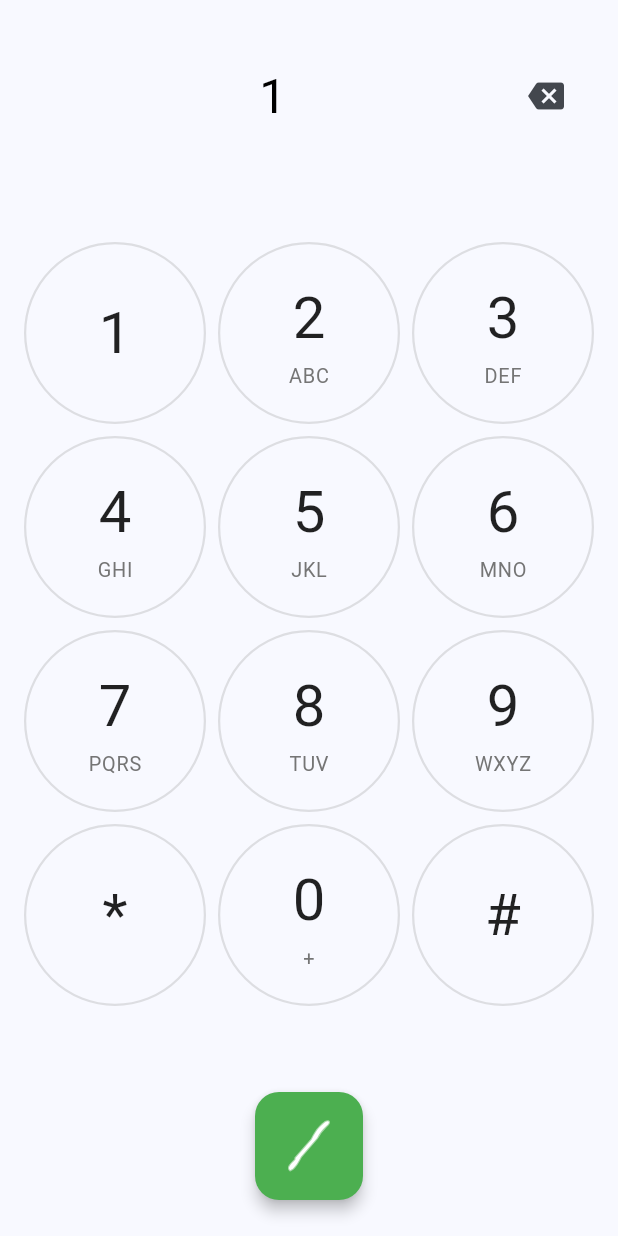
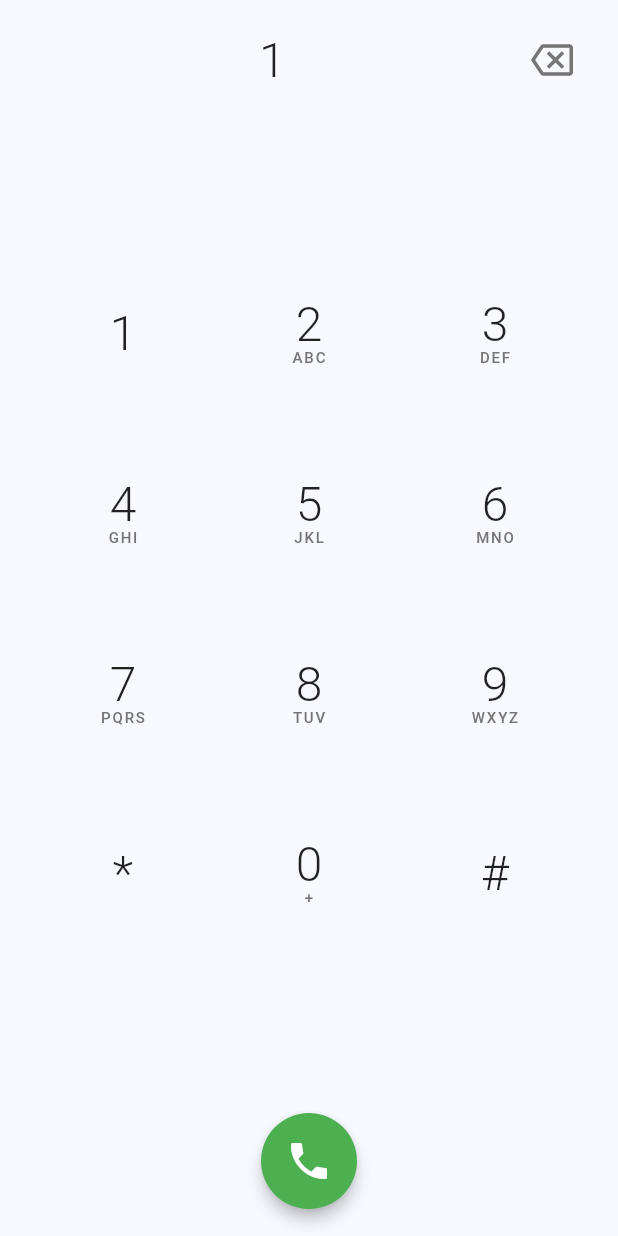
Before and after one commit to ringneck/makecall, a Flutter app: the DialpadScreen screen opened directly, after a tap on an icon or button, on a phone screen of 412 x 824 dp. Run offline on Flutter 3.47's test engine with Material 3 defaults, Android fonts, the phone set to English and light mode, and no system bars; our stand-ins replace cloud_firestore, firebase_auth, firebase_core, firebase_storage, flutter_contacts, image_picker and 3 more; accounts and stored records are empty; network calls fail.

Commit message:
Redesign dialpad with native Android/iOS style
- Complete redesign to match native phone app UX/UI
- Android style: Clean, borderless buttons with minimal design
- iOS style: Subtle borders with light background tint
- Fixed layout to show all buttons without scrolling:
  - Fixed height number display area (80px)
  - Expanded keypad area with SingleChildScrollView
  - Fixed height call button area (100px)
- Responsive button sizing with AspectRatio
- Platform-specific styling (Android/iOS/Web)
- Improved touch feedback and ripple effects
- Native-like typography and spacing
- All 12 buttons visible on screen at once

```diff
--- a/lib/screens/call/dialpad_screen.dart
+++ b/lib/screens/call/dialpad_screen.dart
@@ -1,4 +1,6 @@
 import 'package:flutter/material.dart';
+import 'dart:io' show Platform;
+import 'package:flutter/foundation.dart' show kIsWeb;
 import '../../widgets/call_method_dialog.dart';
 
 class DialpadScreen extends StatefulWidget {
@@ -10,6 +12,10 @@ class DialpadScreen extends StatefulWidget {
 
 class _DialpadScreenState extends State<DialpadScreen> {
   String _phoneNumber = '';
+
+  // 플랫폼 감지
+  bool get _isAndroid => !kIsWeb && Platform.isAndroid;
+  bool get _isIOS => !kIsWeb && Platform.isIOS;
 
   void _onKeyPressed(String key) {
     setState(() {
@@ -41,100 +47,70 @@ class _DialpadScreenState extends State<DialpadScreen> {
 
   @override
   Widget build(BuildContext context) {
-    // 화면 크기에 따른 반응형 크기 계산
-    final screenWidth = MediaQuery.of(context).size.width;
-    final screenHeight = MediaQuery.of(context).size.height;
-    final isSmallScreen = screenWidth < 360;
-    final keyPadSize = (screenWidth - 80) / 3; // 3열 그리드
-
     return Scaffold(
       body: SafeArea(
         child: Column(
           children: [
-            SizedBox(height: isSmallScreen ? 16 : 24),
-            // 전화번호 표시
+            // 전화번호 표시 영역 (고정 높이)
             Container(
-              padding: EdgeInsets.symmetric(
-                horizontal: 24,
-                vertical: isSmallScreen ? 8 : 16
-              ),
+              height: 80,
+              padding: const EdgeInsets.symmetric(horizontal: 20),
               child: Row(
-                mainAxisAlignment: MainAxisAlignment.spaceBetween,
                 children: [
                   Expanded(
                     child: Text(
                       _phoneNumber.isEmpty ? '전화번호 입력' : _phoneNumber,
                       style: TextStyle(
-                        fontSize: isSmallScreen ? 24 : 32,
-                        fontWeight: FontWeight.w400,
-                        color: _phoneNumber.isEmpty ? Colors.grey : Colors.black,
+                        fontSize: 32,
+                        fontWeight: FontWeight.w300,
+                        letterSpacing: 1,
+                        color: _phoneNumber.isEmpty ? Colors.grey[400] : Colors.black87,
                       ),
                       textAlign: TextAlign.center,
+                      maxLines: 1,
+                      overflow: TextOverflow.ellipsis,
                     ),
                   ),
                   if (_phoneNumber.isNotEmpty)
                     IconButton(
-                      icon: const Icon(Icons.backspace),
+                      icon: Icon(Icons.backspace_outlined, color: Colors.grey[600]),
+                      iconSize: 28,
                       onPressed: _onBackspace,
                     ),
                 ],
               ),
             ),
-            SizedBox(height: isSmallScreen ? 16 : 24),
-            // 키패드
+
+            // 키패드 영역 (Expanded로 남은 공간 채우기)
             Expanded(
-              child: LayoutBuilder(
-                builder: (context, constraints) {
-                  // 사용 가능한 높이에 맞춰 키 크기 계산
-                  final availableHeight = constraints.maxHeight - 24;
-                  final calculatedSize = availableHeight / 4;
-                  final actualKeySize = calculatedSize < keyPadSize ? calculatedSize : keyPadSize;
-
-                  return Center(
-                    child: SizedBox(
-                      width: actualKeySize * 3 + 48,
-                      child: GridView.count(
-                        crossAxisCount: 3,
-                        mainAxisSpacing: 8,
-                        crossAxisSpacing: 8,
-                        childAspectRatio: 1.0,
-                        shrinkWrap: true,
-                        physics: const NeverScrollableScrollPhysics(),
+              child: Center(
+                child: SingleChildScrollView(
+                  child: Padding(
+                    padding: const EdgeInsets.symmetric(horizontal: 20, vertical: 10),
+                    child: Column(
+                      mainAxisAlignment: MainAxisAlignment.center,
+                      mainAxisSize: MainAxisSize.min,
                       children: [
-                          _buildKey('1', '', actualKeySize),
-                          _buildKey('2', 'ABC', actualKeySize),
-                          _buildKey('3', 'DEF', actualKeySize),
-                          _buildKey('4', 'GHI', actualKeySize),
-                          _buildKey('5', 'JKL', actualKeySize),
-                          _buildKey('6', 'MNO', actualKeySize),
-                          _buildKey('7', 'PQRS', actualKeySize),
-                          _buildKey('8', 'TUV', actualKeySize),
-                          _buildKey('9', 'WXYZ', actualKeySize),
-                          _buildKey('*', '', actualKeySize),
-                          _buildKey('0', '+', actualKeySize),
-                          _buildKey('#', '', actualKeySize),
+                        _buildKeypadRow(['1', '2', '3'], ['', 'ABC', 'DEF']),
+                        const SizedBox(height: 12),
+                        _buildKeypadRow(['4', '5', '6'], ['GHI', 'JKL', 'MNO']),
+                        const SizedBox(height: 12),
+                        _buildKeypadRow(['7', '8', '9'], ['PQRS', 'TUV', 'WXYZ']),
+                        const SizedBox(height: 12),
+                        _buildKeypadRow(['*', '0', '#'], ['', '+', '']),
                       ],
                     ),
                   ),
-                  );
-                },
                 ),
               ),
-            // 통화 버튼
-            Padding(
-              padding: EdgeInsets.all(isSmallScreen ? 16.0 : 24.0),
-              child: SizedBox(
-                width: isSmallScreen ? 64 : 72,
-                height: isSmallScreen ? 64 : 72,
-                child: FloatingActionButton(
-                  onPressed: _onCall,
-                  backgroundColor: const Color(0xFF4CAF50),
-                  elevation: 4,
-                  child: CustomPaint(
-                    size: Size(isSmallScreen ? 32 : 36, isSmallScreen ? 32 : 36),
-                    painter: PhoneIconPainter(),
             ),
-                ),
+
+            // 통화 버튼 (고정 높이)
+            Container(
+              height: 100,
+              padding: const EdgeInsets.symmetric(vertical: 16),
+              child: Center(
+                child: _buildCallButton(),
               ),
             ),
           ],
@@ -143,46 +119,73 @@ class _DialpadScreenState extends State<DialpadScreen> {
     );
   }
 
-  Widget _buildKey(String number, String letters, double size) {
-    final fontSize = size * 0.35;
-    final letterSize = size * 0.12;
+  Widget _buildKeypadRow(List<String> numbers, List<String> letters) {
+    return Row(
+      mainAxisAlignment: MainAxisAlignment.spaceEvenly,
+      children: List.generate(3, (index) {
+        return Expanded(
+          child: Padding(
+            padding: const EdgeInsets.symmetric(horizontal: 8),
+            child: _buildKey(numbers[index], letters[index]),
+          ),
+        );
+      }),
+    );
+  }
 
-    return Material(
+  Widget _buildKey(String number, String letters) {
+    // Android/iOS 네이티브 스타일 구분
+    final bool isAndroidStyle = _isAndroid || kIsWeb; // Web은 Android 스타일 사용
+
+    return AspectRatio(
+      aspectRatio: 1.0,
+      child: Material(
         color: Colors.transparent,
         child: InkWell(
           onTap: () => _onKeyPressed(number),
-        borderRadius: BorderRadius.circular(size / 2),
-        splashColor: const Color(0xFF2196F3).withAlpha(51),
-        highlightColor: const Color(0xFF2196F3).withAlpha(26),
+          customBorder: const CircleBorder(),
+          splashColor: isAndroidStyle
+              ? Colors.grey.withOpacity(0.2)
+              : Colors.blue.withOpacity(0.1),
+          highlightColor: isAndroidStyle
+              ? Colors.grey.withOpacity(0.1)
+              : Colors.blue.withOpacity(0.05),
           child: Container(
             decoration: BoxDecoration(
               shape: BoxShape.circle,
-            border: Border.all(
-              color: Colors.grey.withAlpha(77),
-              width: 1.5,
-            ),
+              // Android: 테두리 없음, iOS: 얇은 테두리
+              border: isAndroidStyle
+                  ? null
+                  : Border.all(color: Colors.grey.withOpacity(0.2), width: 1),
+              // iOS 스타일 배경
+              color: _isIOS ? Colors.grey.withOpacity(0.05) : null,
             ),
             child: Center(
               child: Column(
                 mainAxisAlignment: MainAxisAlignment.center,
                 children: [
+                  // 숫자
                   Text(
                     number,
                     style: TextStyle(
-                    fontSize: fontSize,
-                    fontWeight: FontWeight.w400,
+                      fontSize: isAndroidStyle ? 32 : 36,
+                      fontWeight: isAndroidStyle ? FontWeight.w300 : FontWeight.w200,
                       color: Colors.black87,
+                      height: 1.0,
                     ),
                   ),
+                  // 문자
                   if (letters.isNotEmpty)
                     Padding(
                       padding: const EdgeInsets.only(top: 2),
                       child: Text(
                         letters,
                         style: TextStyle(
-                        fontSize: letterSize,
+                          fontSize: isAndroidStyle ? 10 : 9,
+                          fontWeight: FontWeight.w500,
                           color: Colors.grey[600],
-                        letterSpacing: 0.5,
+                          letterSpacing: isAndroidStyle ? 1.2 : 0.8,
+                          height: 1.0,
                         ),
                       ),
                     ),
@@ -191,80 +194,33 @@ class _DialpadScreenState extends State<DialpadScreen> {
             ),
           ),
         ),
+      ),
+    );
+  }
+
+  Widget _buildCallButton() {
+    final bool isAndroidStyle = _isAndroid || kIsWeb;
+
+    return Material(
+      elevation: isAndroidStyle ? 4 : 2,
+      shape: const CircleBorder(),
+      color: isAndroidStyle ? const Color(0xFF4CAF50) : const Color(0xFF34C759),
+      child: InkWell(
+        onTap: _onCall,
+        customBorder: const CircleBorder(),
+        child: Container(
+          width: 64,
+          height: 64,
+          decoration: const BoxDecoration(
+            shape: BoxShape.circle,
+          ),
+          child: Icon(
+            Icons.phone,
+            color: Colors.white,
+            size: isAndroidStyle ? 32 : 30,
+          ),
+        ),
+      ),
     );
   }
 }
-
-// 커스텀 전화 아이콘 페인터 (SVG 스타일)
-class PhoneIconPainter extends CustomPainter {
-  @override
-  void paint(Canvas canvas, Size size) {
-    final paint = Paint()
-      ..color = Colors.white
-      ..style = PaintingStyle.fill
-      ..strokeWidth = 2
-      ..strokeCap = StrokeCap.round
-      ..strokeJoin = StrokeJoin.round;
-
-    final path = Path();
-
-    // 전화기 수화기 모양 그리기
-    final w = size.width;
-    final h = size.height;
-
-    // 수화기 하단 부분
-    path.moveTo(w * 0.25, h * 0.75);
-    path.cubicTo(
-      w * 0.15, h * 0.85,
-      w * 0.1, h * 0.9,
-      w * 0.15, h * 0.95,
-    );
-    path.lineTo(w * 0.2, h * 0.92);
-    path.cubicTo(
-      w * 0.25, h * 0.88,
-      w * 0.3, h * 0.8,
-      w * 0.35, h * 0.7,
-    );
-
-    // 중간 연결 부분
-    path.lineTo(w * 0.65, h * 0.35);
-
-    // 수화기 상단 부분
-    path.cubicTo(
-      w * 0.7, h * 0.25,
-      w * 0.75, h * 0.2,
-      w * 0.8, h * 0.15,
-    );
-    path.lineTo(w * 0.85, h * 0.1);
-    path.cubicTo(
-      w * 0.9, h * 0.05,
-      w * 0.85, h * 0.0,
-      w * 0.75, h * 0.1,
-    );
-    path.lineTo(w * 0.7, h * 0.15);
-    path.cubicTo(
-      w * 0.65, h * 0.2,
-      w * 0.6, h * 0.28,
-      w * 0.55, h * 0.38,
-    );
-
-    // 연결 부분
-    path.lineTo(w * 0.25, h * 0.72);
-    path.close();
-
-    canvas.drawPath(path, paint);
-
-    // 강조 효과를 위한 외곽선
-    final outlinePaint = Paint()
-      ..color = Colors.white.withAlpha(128)
-      ..style = PaintingStyle.stroke
-      ..strokeWidth = 1.5
-      ..strokeCap = StrokeCap.round
-      ..strokeJoin = StrokeJoin.round;
-
-    canvas.drawPath(path, outlinePaint);
-  }
-
-  @override
-  bool shouldRepaint(covariant CustomPainter oldDelegate) => false;
-}
```
Lines whose indentation alone changed are shown as unchanged.
